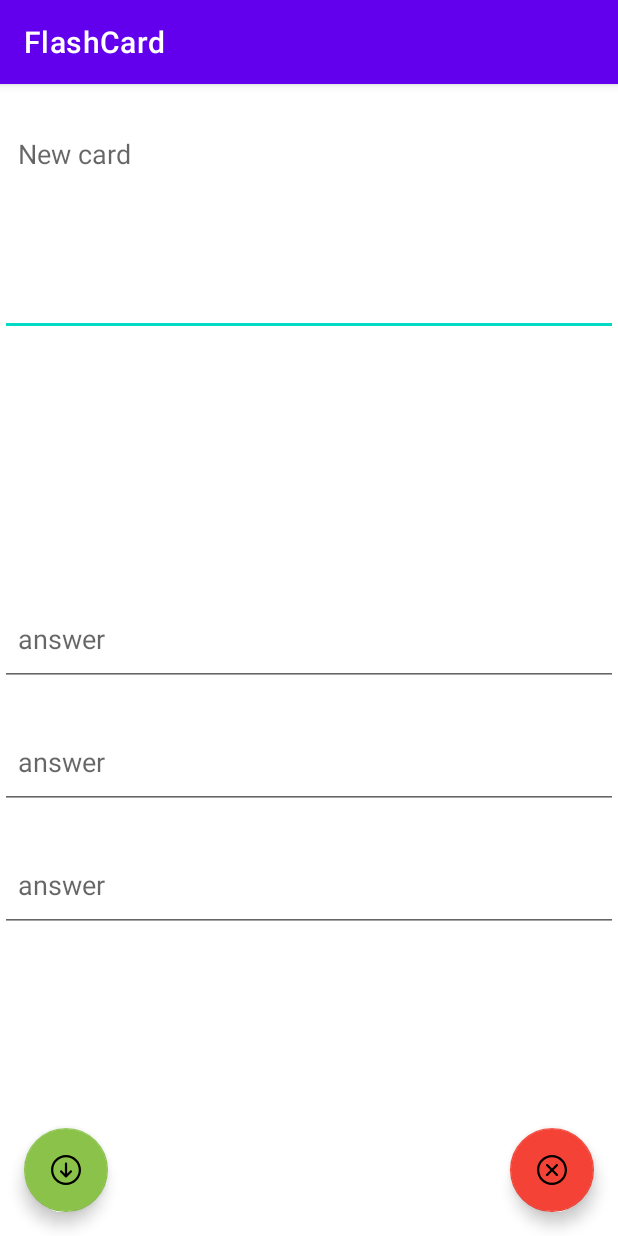
After one commit to God-Lion/Flashcard, an Android app: the EditFlashCardActivity screen opened directly, with no data from a screen before it, on a phone screen of 412 x 824 dp. The commit adds this screen. Run offline under Robolectric (Android 15) with nearby library versions, the phone set to English and light mode, and no system bars.

Commit message:
This commit includes updates to Gradle migration settings, component configuration, labs, AndroidManifest.xml, EditFlashCardActivity, UI elements, viewportHeight and tint, vector icon, layout for EditFlashCardActivity, color palette, fab_margin dimension, string resources, and Android application and library versions.

```diff
--- /dev/null
+++ b/app/src/main/java/ht/godlion/flashcard/EditFlashCardActivity.java
@@ -0,0 +1,80 @@
+package ht.godlion.flashcard;
+
+import android.content.Intent;
+import android.os.Bundle;
+import android.widget.EditText;
+import android.widget.Toast;
+
+import androidx.appcompat.app.AppCompatActivity;
+
+import com.google.android.material.floatingactionbutton.FloatingActionButton;
+import static ht.godlion.flashcard.MainActivity.MAIN_EXTRA_Key;
+
+public class EditFlashCardActivity extends AppCompatActivity {
+    public static final String FLASHCARD_EXTRA_Key = "flashCard_id";
+    private EditText inputFlashCardQuestion;
+
+    private EditText inputAnswer1;
+    private EditText inputAnswer2;
+    private EditText inputAnswer3;
+
+
+    @Override
+    protected void onCreate ( Bundle savedInstanceState ) {
+        super.onCreate(savedInstanceState);
+        setContentView(R.layout.activity_edit_flash_card);
+        this.inputFlashCardQuestion = findViewById(R.id.inputFlashcardQuestion);
+        this.inputAnswer1 = findViewById(R.id.inputAnswer1);
+        this.inputAnswer2 = findViewById(R.id.inputAnswer2);
+        this.inputAnswer3 = findViewById(R.id.inputAnswer3);
+
+        if (getIntent().getExtras() != null) {
+            String editString = getIntent().getExtras().getString(FLASHCARD_EXTRA_Key);
+            assert editString != null;
+            String[] arrOfStr = editString.split("/;/");
+            String flashcardQuestionText = arrOfStr[0];
+
+            String answer1 = arrOfStr[1];
+            String answer2 = arrOfStr[2];
+            String answer3 = arrOfStr[3];
+
+            this.inputFlashCardQuestion.setText(flashcardQuestionText);
+            this.inputAnswer1.setText(answer1);
+            this.inputAnswer2.setText(answer2);
+            this.inputAnswer3.setText(answer3);
+        } else this.inputFlashCardQuestion.setFocusable(true);
+        FloatingActionButton fabSave = findViewById(R.id.fabSave);
+        fabSave.setOnClickListener(view -> onSaveFlashCard());
+        FloatingActionButton fabCancel = findViewById(R.id.fabCancel);
+        fabCancel.setOnClickListener(view -> onCancelFlashCard());
+    }
+
+    private void onSaveFlashCard () {
+        if (this.inputFlashCardQuestion.getText().toString().isEmpty()) {
+            Toast.makeText(this, getString(R.string.question_is_empty), Toast.LENGTH_SHORT).show();
+        }
+        else if (this.inputAnswer1.getText().toString().trim().isEmpty() || this.inputAnswer2.getText().toString().trim().isEmpty() || this.inputAnswer3.getText().toString().trim().isEmpty()) {
+            Toast.makeText(this, getString(R.string.answer_is_empty), Toast.LENGTH_SHORT).show();
+        }
+        else {
+            String editString = this.inputFlashCardQuestion.getText().toString().trim() +
+                    "/;/" +
+                    this.inputAnswer1.getText().toString().trim() +
+                    "/;/" +
+                    this.inputAnswer2.getText().toString().trim() +
+                    "/;/" +
+                    this.inputAnswer3.getText().toString().trim();
+            Intent save = new Intent( this, MainActivity.class );
+            save.putExtra(MAIN_EXTRA_Key, editString);
+            setResult(RESULT_OK, save);
+            startActivity(save);
+        }
+
+    }
+
+
+
+    private void onCancelFlashCard () {
+        finish();
+    }
+}
--- /dev/null
+++ b/app/src/main/res/drawable/down_circle_lined.xml
@@ -0,0 +1,12 @@
+<vector xmlns:android="http://schemas.android.com/apk/res/android"
+    android:width="24dp"
+    android:height="24dp"
+    android:viewportWidth="24"
+    android:viewportHeight="24"
+    android:tint="#FFF">
+  <path
+      android:fillColor="#FF000000"
+      android:pathData="m2.009,11.998c0,-5.518 4.48,-9.998 9.998,-9.998s9.998,4.48 9.998,9.998c0,5.517 -4.48,9.997 -9.998,9.997s-9.998,-4.48 -9.998,-9.997zM3.509,11.998c0,4.69 3.808,8.497 8.498,8.497s8.498,-3.807 8.498,-8.497 -3.808,-8.498 -8.498,-8.498 -8.498,3.808 -8.498,8.498zM8.225,13.526s1.505,1.501 3.259,3.254c0.146,0.147 0.338,0.22 0.53,0.22s0.384,-0.073 0.53,-0.22c1.754,-1.752 3.258,-3.254 3.258,-3.254 0.145,-0.145 0.217,-0.335 0.217,-0.526 0,-0.192 -0.074,-0.384 -0.221,-0.53 -0.292,-0.293 -0.766,-0.295 -1.057,-0.004l-1.977,1.977v-6.693c0,-0.414 -0.336,-0.75 -0.75,-0.75s-0.75,0.336 -0.75,0.75v6.693l-1.979,-1.978c-0.289,-0.289 -0.761,-0.287 -1.054,0.006 -0.147,0.147 -0.221,0.339 -0.222,0.53 0,0.191 0.071,0.38 0.216,0.525z"
+      android:strokeLineJoin="round"
+      android:fillType="nonZero"/>
+</vector>
--- /dev/null
+++ b/app/src/main/res/drawable/ic_add_black_24dp.xml
@@ -0,0 +1,5 @@
+<vector android:height="24dp" android:tint="#FFF"
+    android:viewportHeight="24.0" android:viewportWidth="24.0"
+    android:width="24dp" xmlns:android="http://schemas.android.com/apk/res/android">
+    <path android:fillColor="#FF000000" android:pathData="M19,13h-6v6h-2v-6H5v-2h6V5h2v6h6v2z"/>
+</vector>
--- /dev/null
+++ b/app/src/main/res/drawable/mark_circle_lined.xml
@@ -0,0 +1,14 @@
+<vector xmlns:android="http://schemas.android.com/apk/res/android"
+    xmlns:tools="http://schemas.android.com/tools"
+    android:width="24dp"
+    android:height="24dp"
+    android:viewportWidth="24"
+    android:viewportHeight="24"
+    android:tint="#FFF">
+  <path
+      android:fillColor="#FF000000"
+      android:pathData="m12.002,2.005c5.518,0 9.998,4.48 9.998,9.997 0,5.518 -4.48,9.998 -9.998,9.998 -5.517,0 -9.997,-4.48 -9.997,-9.998 0,-5.517 4.48,-9.997 9.997,-9.997zM12.002,3.505c-4.69,0 -8.497,3.807 -8.497,8.497s3.807,8.498 8.497,8.498 8.498,-3.808 8.498,-8.498 -3.808,-8.497 -8.498,-8.497zM12.002,10.93 L14.719,8.212c0.146,-0.146 0.339,-0.219 0.531,-0.219 0.404,0 0.75,0.325 0.75,0.75 0,0.193 -0.073,0.384 -0.219,0.531l-2.717,2.717 2.727,2.728c0.147,0.147 0.22,0.339 0.22,0.531 0,0.427 -0.349,0.75 -0.75,0.75 -0.192,0 -0.384,-0.073 -0.53,-0.219l-2.729,-2.728 -2.728,2.728c-0.146,0.146 -0.338,0.219 -0.53,0.219 -0.401,0 -0.751,-0.323 -0.751,-0.75 0,-0.192 0.073,-0.384 0.22,-0.531l2.728,-2.728 -2.722,-2.722c-0.146,-0.147 -0.219,-0.338 -0.219,-0.531 0,-0.425 0.346,-0.749 0.75,-0.749 0.192,0 0.385,0.073 0.531,0.219z"
+      android:strokeLineJoin="round"
+      android:fillType="nonZero"
+      tools:ignore="VectorPath" />
+</vector>
--- /dev/null
+++ b/app/src/main/res/layout/activity_edit_flash_card.xml
@@ -0,0 +1,105 @@
+<?xml version="1.0" encoding="utf-8"?>
+<RelativeLayout xmlns:android="http://schemas.android.com/apk/res/android"
+    xmlns:app="http://schemas.android.com/apk/res-auto"
+    xmlns:tools="http://schemas.android.com/tools"
+    android:layout_width="match_parent"
+    android:layout_height="match_parent"
+    tools:context=".EditFlashCardActivity"
+    android:id="@+id/activity_edit_flash_card">
+
+    <EditText
+        android:id="@+id/inputFlashcardQuestion"
+        android:layout_width="match_parent"
+        android:layout_height="148dp"
+        android:autofillHints=""
+        android:ems="10"
+        android:gravity="start|top"
+        android:hint="@string/newFlashCard"
+        android:inputType="textMultiLine"
+        android:layout_marginTop="20dp"
+        android:paddingStart="12dp"
+        android:paddingTop="14dp"
+        android:paddingEnd="12dp"
+        tools:ignore="SpeakableTextPresentCheck,DuplicateClickableBoundsCheck" />
+
+    <EditText
+        android:id="@+id/inputAnswer1"
+        android:layout_width="match_parent"
+        android:layout_height="wrap_content"
+        android:layout_below="@+id/inputFlashcardQuestion"
+        android:layout_marginTop="185dp"
+        android:autofillHints=""
+        android:ems="10"
+        android:gravity="start|top"
+        android:hint="@string/answerEmpty"
+        android:inputType="textMultiLine"
+        android:minHeight="48dp"
+        android:paddingStart="12dp"
+        android:paddingTop="4dp"
+        android:paddingEnd="12dp"
+        tools:ignore="SpeakableTextPresentCheck,DuplicateSpeakableTextCheck,VisualLintTextFieldSize" />
+
+    <EditText
+        android:id="@+id/inputAnswer2"
+        android:layout_width="match_parent"
+        android:layout_height="wrap_content"
+        android:layout_below="@+id/inputAnswer1"
+        android:autofillHints=""
+        android:ems="10"
+        android:gravity="start|top"
+        android:hint="@string/answerEmpty"
+        android:inputType="textMultiLine"
+        android:layout_marginTop="34dp"
+        android:minHeight="48dp"
+        android:paddingStart="12dp"
+        android:paddingTop="4dp"
+        android:paddingEnd="12dp"
+        tools:ignore="SpeakableTextPresentCheck,VisualLintTextFieldSize" />
+
+    <EditText
+        android:id="@+id/inputAnswer3"
+        android:layout_width="match_parent"
+        android:layout_height="wrap_content"
+        android:layout_below="@+id/inputAnswer2"
+        android:autofillHints=""
+        android:ems="10"
+        android:gravity="start|top"
+        android:hint="@string/answerEmpty"
+        android:inputType="textMultiLine"
+        android:layout_marginTop="34dp"
+        android:minHeight="48dp"
+        android:paddingStart="12dp"
+        android:paddingTop="4dp"
+        android:paddingEnd="12dp"
+        tools:ignore="SpeakableTextPresentCheck,VisualLintTextFieldSize" />
+
+    <com.google.android.material.floatingactionbutton.FloatingActionButton
+        android:id="@+id/fabSave"
+        android:layout_width="wrap_content"
+        android:layout_height="wrap_content"
+        android:layout_alignParentEnd="false"
+        android:layout_alignParentBottom="true"
+        android:layout_marginStart="@dimen/fab_margin"
+        android:layout_marginTop="@dimen/fab_margin"
+        android:layout_marginEnd="@dimen/fab_margin"
+        android:layout_marginBottom="@dimen/fab_margin"
+        android:contentDescription="@string/save"
+        android:minHeight="48dp"
+        android:src="@drawable/down_circle_lined"
+        app:backgroundTint="@color/green"
+        tools:ignore="SpeakableTextPresentCheck,ImageContrastCheck" />
+
+    <com.google.android.material.floatingactionbutton.FloatingActionButton
+        android:id="@+id/fabCancel"
+        android:layout_width="wrap_content"
+        android:layout_height="wrap_content"
+        android:layout_margin="@dimen/fab_margin"
+        android:minHeight="48dp"
+        android:contentDescription="@string/cancel"
+        android:src="@drawable/mark_circle_lined"
+        app:backgroundTint="@color/red"
+        tools:ignore="ImageContrastCheck,RelativeOverlap,SpeakableTextPresentCheck"
+        android:layout_alignParentEnd="true"
+        android:layout_alignParentBottom="true"/>
+
+</RelativeLayout>
--- a/app/src/main/res/values/colors.xml
+++ b/app/src/main/res/values/colors.xml
@@ -4,6 +4,11 @@
     <color name="purple_500">#FF6200EE</color>
     <color name="purple_700">#FF3700B3</color>
     <color name="teal_200">#FF03DAC5</color>
+
+    <color name="green">#8BC34A</color>
+
+    <color name="red">#F44336</color>
+
     <color name="teal_700">#FF018786</color>
     <color name="black">#FF000000</color>
     <color name="white">#FFFFFFFF</color>
--- /dev/null
+++ b/app/src/main/res/values/dimen.xml
@@ -0,0 +1,4 @@
+<?xml version="1.0" encoding="utf-8"?>
+<resources>
+    <dimen name="fab_margin">16dp</dimen>
+</resources>
--- a/app/src/main/res/values/strings.xml
+++ b/app/src/main/res/values/strings.xml
@@ -1,5 +1,16 @@
-<resources>
+<resources xmlns:tools="http://schemas.android.com/tools">
     <string name="app_name">FlashCard</string>
     <string name="flashcardQuestion">What is the first black people free in the world ?</string>
     <string name="flashcardAnswerHint">Haitian</string>
+    <string name="addNewFlashCard">New</string>
+    <string name="newFlashCard">New card</string>
+    <string name="cancel" tools:ignore="ButtonCase">cancel</string>
+    <string name="save">save</string>
+    <string name="answer1">Haitian</string>
+    <string name="answer2">Venezuela</string>
+    <string name="answer3">Bolivia</string>
+    <string name="answerEmpty">answer</string>
+    <string name="question_is_empty">Question is empty !</string>
+    <string name="saveSuccessCard">Card successfull created!</string>
+    <string name="answer_is_empty">Answer is empty</string>
 </resources>
--- a/build.gradle
+++ b/build.gradle
@@ -1,5 +1,5 @@
 // Top-level build file where you can add configuration options common to all sub-projects/modules.
 plugins {
-    id 'com.android.application' version '8.0.2' apply false
-    id 'com.android.library' version '8.0.2' apply false
+    id 'com.android.application' version '8.1.0' apply false
+    id 'com.android.library' version '8.1.0' apply false
 }
```
Also changed, not shown: app/src/main/AndroidManifest.xml (+7 -2 lines), app/src/main/java/ht/godlion/flashcard/MainActivity.java (+78 -10 lines), app/src/main/res/drawable/ic_edit_48dp.xml (added, +10 -0 lines), app/src/main/res/drawable/plus_circle_lined.xml (added, +12 -0 lines), app/src/main/res/layout/activity_main.xml (+59 -0 lines), 2 other files.
